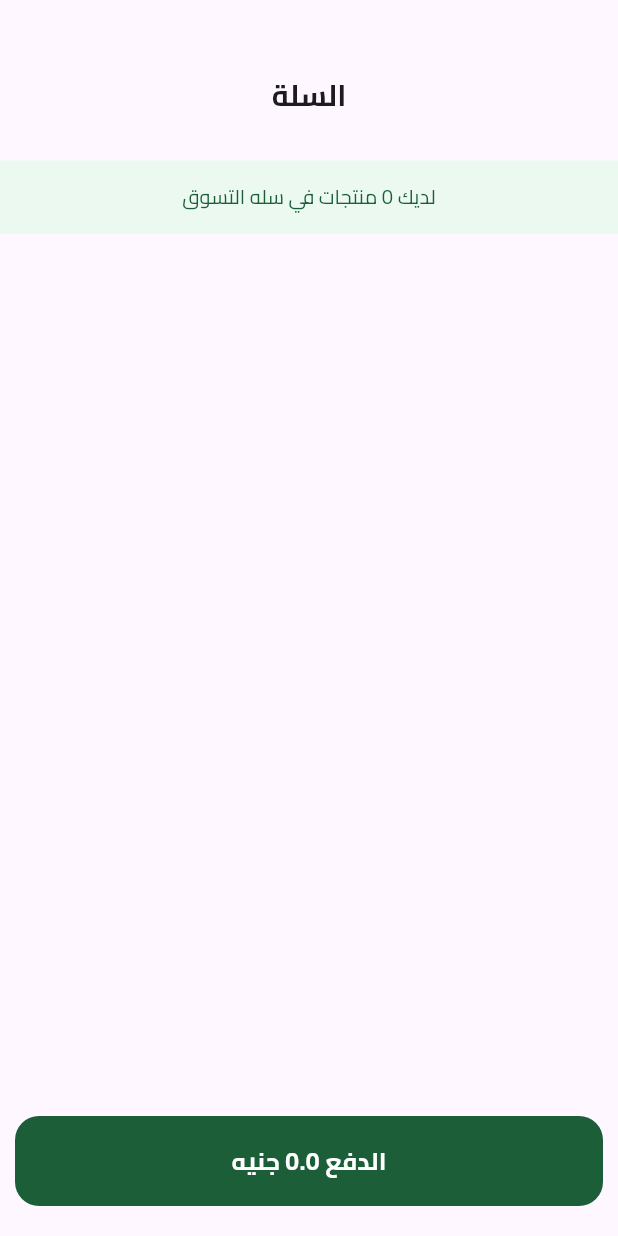
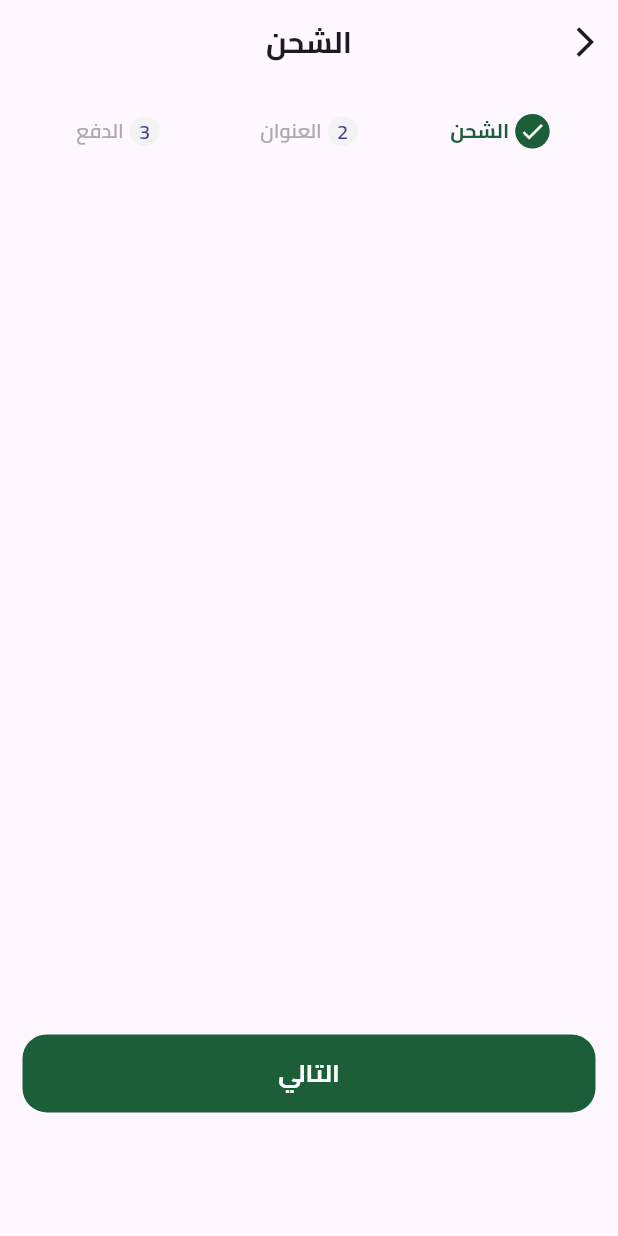
Before and after one commit to Alaanaser714/E-Commerce, a Flutter app: the CartScreenBody screen opened directly, after a tap on an icon or button, on a phone screen of 412 x 824 dp. Run offline on Flutter 3.47's test engine with Material 3 defaults, Android fonts, the phone set to English and light mode, and no system bars; our stand-ins replace bloc, cloud_firestore, dartz, equatable, firebase_auth, firebase_core and 8 more; missing offline and left inert: flutter_facebook_auth, svg_flutter; accounts and stored records are empty.

Commit message:
create checkout screen

```diff
--- a/lib/core/routes/app_routes.dart
+++ b/lib/core/routes/app_routes.dart
@@ -5,4 +5,5 @@ class AppRoutes {
   static const String signUp = "/signUp";
   static const String mainScreen = "/mainScreen";
   static const String home = "/home";
+  static const String checkout = "/checkout";
 }
--- a/lib/core/routes/routes.dart
+++ b/lib/core/routes/routes.dart
@@ -1,5 +1,6 @@
 import 'package:e_commerce/core/routes/app_routes.dart';
 import 'package:e_commerce/features/auth/presentation/login/view/login_screen.dart';
+import 'package:e_commerce/features/checkout/presentation/views/checkout_screen.dart';
 import 'package:e_commerce/features/home/presentation/view/main_screen.dart';
 import 'package:e_commerce/features/home/presentation/view/widgets/home_screen.dart';
 import 'package:e_commerce/features/on_boarding/presentation/views/on_boarding_screen.dart';
@@ -47,6 +48,12 @@ abstract class Routes {
           return const HomeScreen();
         },
       ),
+      GoRoute(
+        path: AppRoutes.checkout,
+        builder: (context, state) {
+          return const CheckoutScreen();
+        },
+      ),
     ],
   );
 }
--- /dev/null
+++ b/lib/features/checkout/presentation/views/checkout_screen.dart
@@ -0,0 +1,17 @@
+import 'package:e_commerce/core/widgets/custom_app_bar.dart';
+import 'package:e_commerce/features/checkout/presentation/views/widgets/checkout_screen_body.dart';
+import 'package:flutter/material.dart';
+
+class CheckoutScreen extends StatelessWidget {
+  const CheckoutScreen({super.key});
+
+  @override
+  Widget build(BuildContext context) {
+    return Scaffold(
+      appBar: CustomAppBar(
+        title: "الشحن",
+      ),
+      body: CheckoutScreenBody(),
+    );
+  }
+}
--- /dev/null
+++ b/lib/features/checkout/presentation/views/widgets/active_step_item.dart
@@ -0,0 +1,33 @@
+import 'package:e_commerce/core/utils/app_colors.dart';
+import 'package:e_commerce/core/utils/app_styles.dart';
+import 'package:flutter/material.dart';
+
+class ActiveStepItem extends StatelessWidget {
+  const ActiveStepItem({super.key, required this.text});
+  final String text;
+  @override
+  Widget build(BuildContext context) {
+    return Row(
+      mainAxisAlignment: MainAxisAlignment.center,
+      children: [
+        const CircleAvatar(
+          radius: 11.5,
+          backgroundColor: AppColors.primaryColor,
+          child: Icon(
+            Icons.check,
+            size: 18,
+            color: Colors.white,
+          ),
+        ),
+        const SizedBox(
+          width: 4,
+        ),
+        Text(
+          text,
+          style: AppStyles.f13w700(context)
+              .copyWith(color: AppColors.primaryColor),
+        )
+      ],
+    );
+  }
+}
--- /dev/null
+++ b/lib/features/checkout/presentation/views/widgets/checkout_page_view.dart
@@ -0,0 +1,23 @@
+import 'package:flutter/material.dart';
+
+import 'checkout_steps.dart';
+
+class ChekoutPageView extends StatelessWidget {
+  const ChekoutPageView({
+    super.key,
+    required this.pageController,
+  });
+
+  final PageController pageController;
+
+  @override
+  Widget build(BuildContext context) {
+    return PageView.builder(
+        controller: pageController,
+        physics: NeverScrollableScrollPhysics(),
+        itemCount: getSteps().length,
+        itemBuilder: (context, index) {
+          return SizedBox();
+        });
+  }
+}
--- /dev/null
+++ b/lib/features/checkout/presentation/views/widgets/checkout_screen_body.dart
@@ -0,0 +1,64 @@
+import 'package:e_commerce/core/widgets/custom_button.dart';
+import 'package:e_commerce/features/checkout/presentation/views/widgets/checkout_steps.dart';
+import 'package:flutter/material.dart';
+
+import 'checkout_page_view.dart';
+
+class CheckoutScreenBody extends StatefulWidget {
+  const CheckoutScreenBody({super.key});
+
+  @override
+  State<CheckoutScreenBody> createState() => _CheckoutScreenBodyState();
+}
+
+class _CheckoutScreenBodyState extends State<CheckoutScreenBody> {
+  late PageController pageController;
+
+  @override
+  void initState() {
+    pageController = PageController();
+    pageController.addListener(() {
+      setState(() {
+        currentPageIndex = pageController.page!.round();
+      });
+    });
+    super.initState();
+  }
+
+  void dispose() {
+    pageController.dispose();
+    super.dispose();
+  }
+
+  int currentPageIndex = 0;
+  @override
+  Widget build(BuildContext context) {
+    return Padding(
+      padding: const EdgeInsets.symmetric(horizontal: 15),
+      child: Column(
+        children: [
+          SizedBox(
+            height: 20,
+          ),
+          CheckoutSteps(
+              currentPageIndex: currentPageIndex,
+              pageController: pageController,
+              onTap: (index) {}),
+          Expanded(
+            child: ChekoutPageView(pageController: pageController),
+          ),
+          CustomButton(
+              text: "التالي",
+              onTap: () {
+                pageController.nextPage(
+                    duration: Duration(milliseconds: 300),
+                    curve: Curves.easeIn);
+              }),
+          SizedBox(
+            height: MediaQuery.sizeOf(context).height * .1,
+          )
+        ],
+      ),
+    );
+  }
+}
--- /dev/null
+++ b/lib/features/checkout/presentation/views/widgets/checkout_steps.dart
@@ -0,0 +1,41 @@
+import 'package:e_commerce/features/checkout/presentation/views/widgets/step_item.dart';
+import 'package:flutter/material.dart';
+
+class CheckoutSteps extends StatelessWidget {
+  const CheckoutSteps(
+      {super.key,
+      required this.currentPageIndex,
+      required this.pageController,
+      required this.onTap});
+
+  final int currentPageIndex;
+  final PageController pageController;
+  final ValueChanged<int> onTap;
+  @override
+  Widget build(BuildContext context) {
+    return Row(
+      children: List.generate(getSteps().length, (index) {
+        return Expanded(
+          child: GestureDetector(
+            onTap: () {
+              onTap(index);
+            },
+            child: StepItem(
+              isActive: index <= currentPageIndex,
+              index: (index + 1).toString(),
+              text: getSteps()[index],
+            ),
+          ),
+        );
+      }),
+    );
+  }
+}
+
+List<String> getSteps() {
+  return [
+    'الشحن',
+    'العنوان',
+    'الدفع',
+  ];
+}
--- /dev/null
+++ b/lib/features/checkout/presentation/views/widgets/in_active_step_item.dart
@@ -0,0 +1,34 @@
+import 'package:e_commerce/core/utils/app_styles.dart';
+import 'package:flutter/material.dart';
+
+class InActiveStepItem extends StatelessWidget {
+  const InActiveStepItem({super.key, required this.index, required this.text});
+
+  final String index;
+  final String text;
+  @override
+  Widget build(BuildContext context) {
+    return Row(
+      mainAxisAlignment: MainAxisAlignment.center,
+      children: [
+        CircleAvatar(
+          radius: 10,
+          backgroundColor: const Color(0xFFF2F3F3),
+          child: Text(
+            index,
+            style: AppStyles.f13w600(context),
+          ),
+        ),
+        const SizedBox(
+          width: 4,
+        ),
+        Text(
+          text,
+          style: AppStyles.f13w600(context).copyWith(
+            color: const Color(0xFFAAAAAA),
+          ),
+        )
+      ],
+    );
+  }
+}
--- /dev/null
+++ b/lib/features/checkout/presentation/views/widgets/step_item.dart
@@ -0,0 +1,23 @@
+import 'package:e_commerce/features/checkout/presentation/views/widgets/active_step_item.dart';
+import 'package:e_commerce/features/checkout/presentation/views/widgets/in_active_step_item.dart';
+import 'package:flutter/material.dart';
+
+class StepItem extends StatelessWidget {
+  const StepItem(
+      {super.key,
+      required this.index,
+      required this.text,
+      required this.isActive});
+
+  final String index, text;
+  final bool isActive;
+  @override
+  Widget build(BuildContext context) {
+    return AnimatedCrossFade(
+        firstChild: InActiveStepItem(index: index, text: text),
+        secondChild: ActiveStepItem(text: text),
+        crossFadeState:
+            isActive ? CrossFadeState.showSecond : CrossFadeState.showFirst,
+        duration: const Duration(milliseconds: 300));
+  }
+}
--- a/lib/features/home/presentation/view/widgets/custom_cart_item.dart
+++ b/lib/features/home/presentation/view/widgets/custom_cart_item.dart
@@ -1,6 +1,8 @@
 import 'package:flutter/material.dart';
 import 'package:flutter_bloc/flutter_bloc.dart';
+import 'package:go_router/go_router.dart';
 
+import '../../../../../core/routes/app_routes.dart';
 import '../../../../../core/widgets/custom_button.dart';
 import '../../cubits/cart_cubit/cart_cubit.dart';
 import '../../cubits/cart_item_cubit/cart_item_cubit.dart';
@@ -19,7 +21,9 @@ class CustomCartButton extends StatelessWidget {
           height: 60,
           text:
               "الدفع ${context.watch<CartCubit>().cartEntity.calculateTotalPrice()} جنيه",
-          onTap: () {},
+          onTap: () {
+            GoRouter.of(context).push(AppRoutes.checkout);
+          },
         );
       },
     );
```
